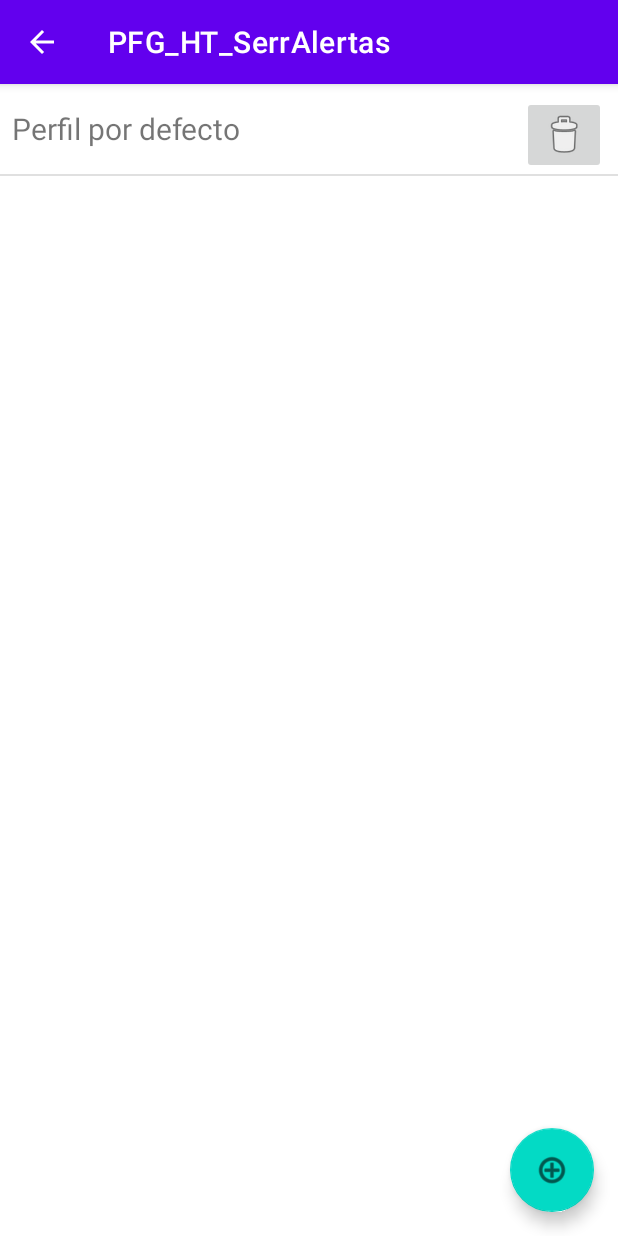
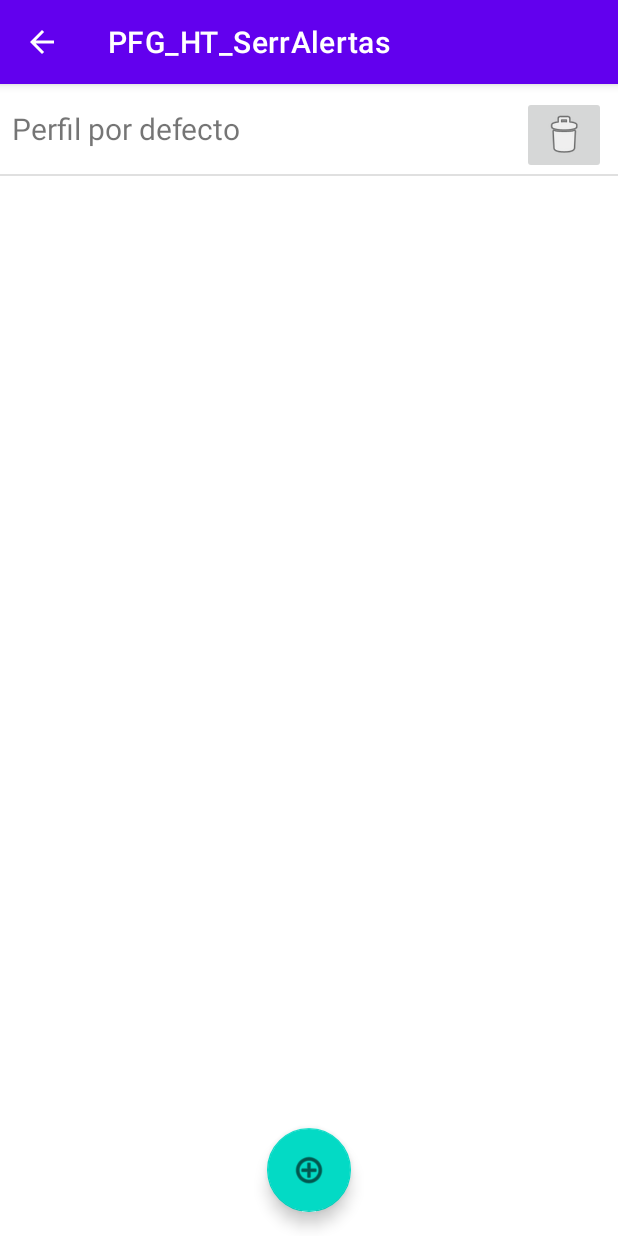
Before and after one commit to AdrianCoso/PFG_HT_SerrAlertas, an Android app: the screen it shows after launch (PerfilesActivity), in the options menu, after a tap on "Administrar perfiles", on a phone screen of 412 x 824 dp. Run offline under Robolectric (Android 15) with nearby library versions, the phone set to English and light mode, and no system bars; libraries missing offline, so code that uses them is left out: yuku.ambilwarna; 3 statements that could not run were skipped.

Commit message:
Pasa id de perfil seleccionado a preferencias compartidas y reposiciona botón agregar perfiles

```diff
--- a/app/src/main/java/dam/coso/pfg_ht_serralertas/MainActivity.java
+++ b/app/src/main/java/dam/coso/pfg_ht_serralertas/MainActivity.java
@@ -5,6 +5,7 @@ import androidx.appcompat.app.AppCompatActivity;
 import androidx.cardview.widget.CardView;
 
 import android.content.Intent;
+import android.content.SharedPreferences;
 import android.content.res.TypedArray;
 import android.graphics.drawable.Drawable;
 import android.os.Bundle;
@@ -33,9 +34,9 @@ import dam.coso.pfg_ht_serralertas.entidades.Perfil;
 public class MainActivity extends AppCompatActivity {
     private LinearLayout linearListaAlertas;
     private Spinner spinnerPerfiles;
-    private ArrayList<Perfil> listaPerfiles = new ArrayList<>();
+    private ArrayList<Perfil> listaPerfiles = new ArrayList<Perfil>();
     private ArrayList<Alerta> listaAlertas = new ArrayList<Alerta>();
-
+    int idPerfilSeleccionado;
     private DbAlertas db;
     private String TAG = "MainActivity";
 
@@ -44,6 +45,11 @@ public class MainActivity extends AppCompatActivity {
         super.onCreate(savedInstanceState);
         setContentView(R.layout.activity_main);
 
+        // Obtener índice de perfil seleccionado por preferencias
+        SharedPreferences preferences = getApplicationContext().getSharedPreferences("DATOS", MODE_PRIVATE);
+        idPerfilSeleccionado = preferences.getInt("perfilSeleccionado", 1);
+
+
         db = new DbAlertas(getApplicationContext());
 
         db.cargarPerfilesALista(listaPerfiles);
@@ -51,16 +57,21 @@ public class MainActivity extends AppCompatActivity {
             db.insertarPerfil("Perfil por defecto");
             db.cargarPerfilesALista(listaPerfiles);
         }
+        int indicePerfilSeleccionado = obtenerIndicePerfil(idPerfilSeleccionado);
 
 
         // Cargar spinner
         PerfilSpinnerAdapter adapter = new PerfilSpinnerAdapter(listaPerfiles);
         spinnerPerfiles = findViewById(R.id.spinner_perfiles);
         spinnerPerfiles.setAdapter(adapter);
+        spinnerPerfiles.setSelection(indicePerfilSeleccionado);
         spinnerPerfiles.setOnItemSelectedListener(new AdapterView.OnItemSelectedListener() {
             @Override
             public void onItemSelected(AdapterView<?> parent, View view, int position, long id) {
-                db.mostrarAlertasPorPerfil(listaPerfiles.get(position).getIdPerfil(), listaAlertas);
+                long idPerfil = listaPerfiles.get(position).getIdPerfil();
+                SharedPreferences pref = getApplicationContext().getSharedPreferences("DATOS", MODE_PRIVATE);
+                pref.edit().putInt("perfilSeleccionado", (int) idPerfil).apply();
+                db.mostrarAlertasPorPerfil(idPerfil, listaAlertas);
                 cargarAlertas();
 
             }
@@ -73,8 +84,15 @@ public class MainActivity extends AppCompatActivity {
 
         linearListaAlertas = (LinearLayout) findViewById(R.id.linear_lista_alertas);
 
+    }
 
-
+    private int obtenerIndicePerfil(int idPerfilSeleccionado) {
+        int indice = 0;
+        for (Perfil perfil :
+                listaPerfiles) {
+            if (perfil.getIdPerfil() == idPerfilSeleccionado) indice = listaPerfiles.indexOf(perfil);
+        }
+        return indice;
     }
 
     @Override
--- a/app/src/main/res/layout/activity_perfiles.xml
+++ b/app/src/main/res/layout/activity_perfiles.xml
@@ -19,11 +19,11 @@
         android:id="@+id/fab_agregar_perfil"
         android:layout_width="wrap_content"
         android:layout_height="wrap_content"
-        android:layout_marginEnd="16dp"
         android:layout_marginBottom="16dp"
         android:clickable="true"
         android:contentDescription="@string/description_fab_nuevo_perfil"
         app:layout_constraintBottom_toBottomOf="parent"
         app:layout_constraintEnd_toEndOf="parent"
+        app:layout_constraintStart_toStartOf="parent"
         app:srcCompat="@android:drawable/ic_menu_add" />
 </androidx.constraintlayout.widget.ConstraintLayout>
```
